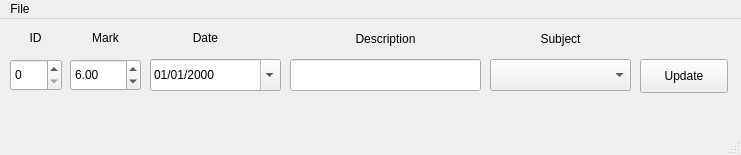
Qt form upMK.ui (ice-bit/registro) before a commit.
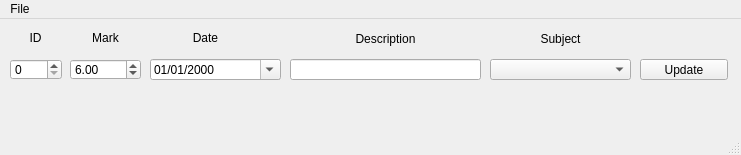
The same form after that commit. Icons and pictures are not drawn.

Diff of the .ui file:
```diff
--- a/upMK.ui
+++ b/upMK.ui
@@ -24,7 +24,7 @@
       <x>490</x>
       <y>40</y>
       <width>141</width>
-      <height>32</height>
+      <height>21</height>
      </rect>
     </property>
    </widget>
@@ -98,7 +98,7 @@
       <x>640</x>
       <y>40</y>
       <width>88</width>
-      <height>34</height>
+      <height>21</height>
      </rect>
     </property>
     <property name="text">
@@ -111,7 +111,7 @@
       <x>290</x>
       <y>40</y>
       <width>191</width>
-      <height>32</height>
+      <height>21</height>
      </rect>
     </property>
    </widget>
@@ -121,7 +121,7 @@
       <x>70</x>
       <y>40</y>
       <width>71</width>
-      <height>32</height>
+      <height>21</height>
      </rect>
     </property>
     <property name="minimum">
@@ -156,7 +156,7 @@
       <x>150</x>
       <y>40</y>
       <width>131</width>
-      <height>32</height>
+      <height>21</height>
      </rect>
     </property>
     <property name="displayFormat">
@@ -172,7 +172,7 @@
       <x>10</x>
       <y>40</y>
       <width>52</width>
-      <height>32</height>
+      <height>21</height>
      </rect>
     </property>
    </widget>
```
